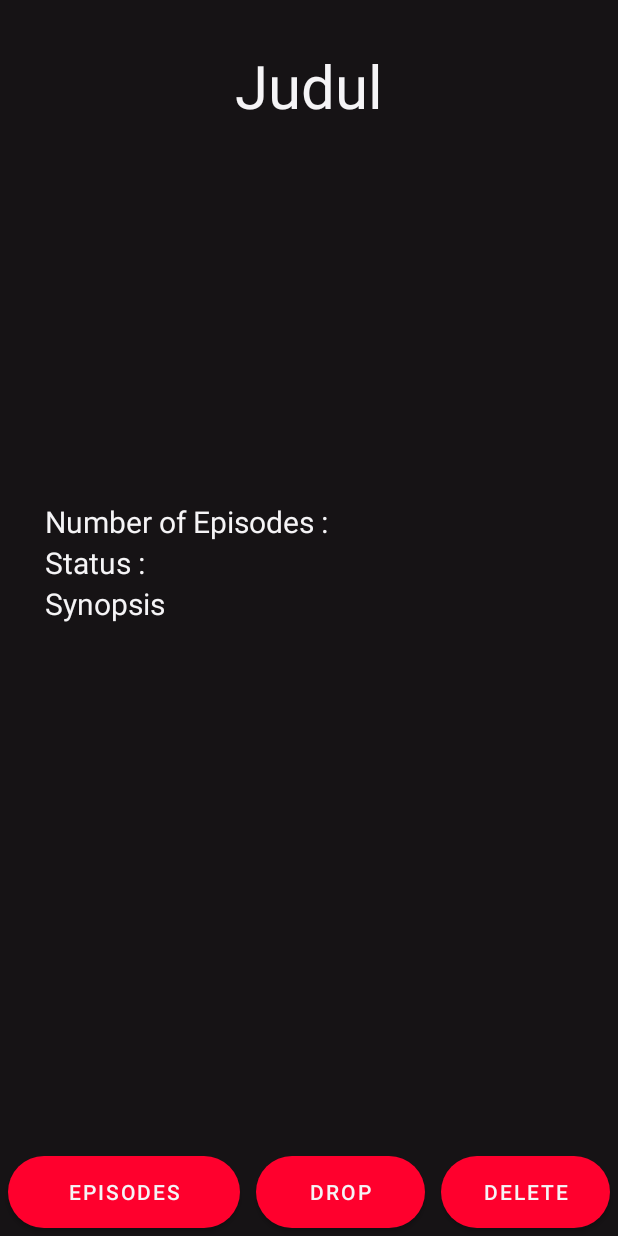
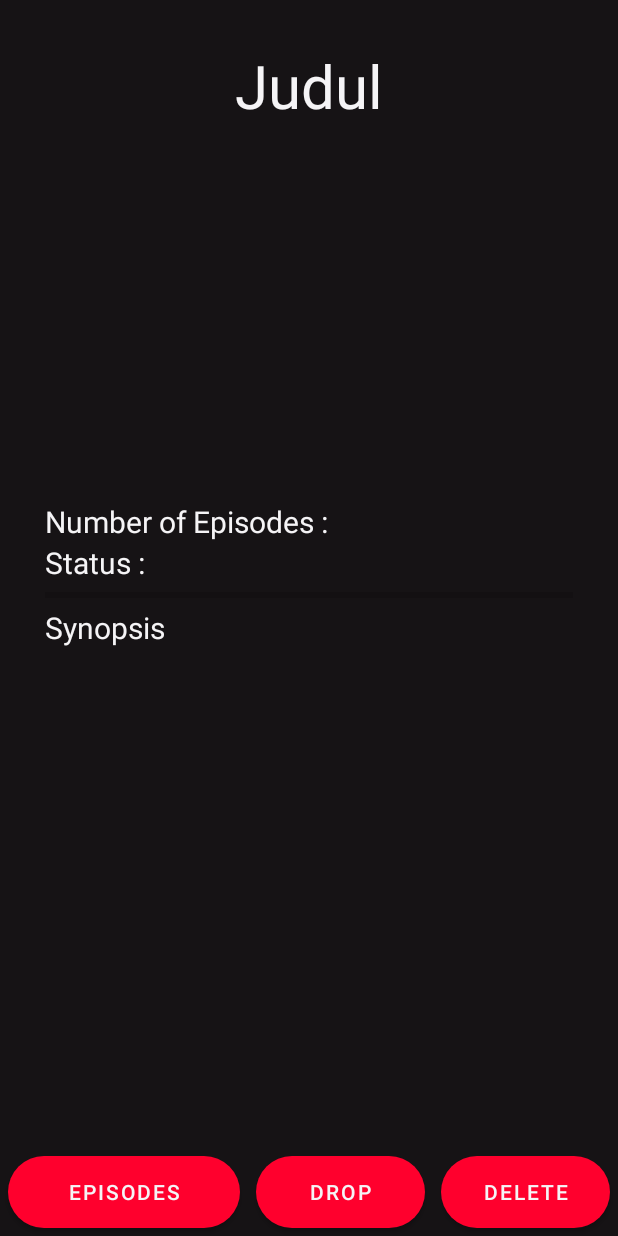
Before and after one commit to premanandaSetyo/Tubes01, an Android app: the layout fragment_view_series.xml on its own in the app's theme, with its tools: preview values and no code run, on a phone screen of 412 x 824 dp. Run offline under Robolectric (Android 15) with nearby library versions, the phone set to English and light mode, and no system bars.

Commit message:
progress bar

```diff
--- a/app/src/main/java/com/example/tubes01/ViewSeriesFragment.java
+++ b/app/src/main/java/com/example/tubes01/ViewSeriesFragment.java
@@ -64,6 +64,8 @@ public class ViewSeriesFragment extends Fragment implements View.OnClickListener
         this.binding.vsEpisode.setText(String.valueOf(" " + episode));
         this.binding.vsStat.setText(" " + this.presenter.printStatus(position));
         this.binding.vsSynopsis.setText(synopsis);
+        this.binding.progressBar.setMax(episode);
+        this.binding.progressBar.setProgress(this.presenter.completedEps(title,position));
     }
 
     public void getPos(int position){
--- a/app/src/main/res/layout/fragment_view_series.xml
+++ b/app/src/main/res/layout/fragment_view_series.xml
@@ -75,6 +75,13 @@
                         android:textSize="@dimen/label_20"/>
                 </LinearLayout>
 
+                <!--Status-->
+                <ProgressBar
+                    android:id="@+id/progress_bar"
+                    android:layout_width="fill_parent"
+                    android:layout_height="wrap_content"
+                    style="@style/Widget.AppCompat.ProgressBar.Horizontal"/>
+
                 <!--Synopsis-->
                 <TextView
                     android:layout_width="wrap_content"
```
Also changed, not shown: app/src/main/java/com/example/tubes01/MainPresenter.java (+13 -0 lines).
